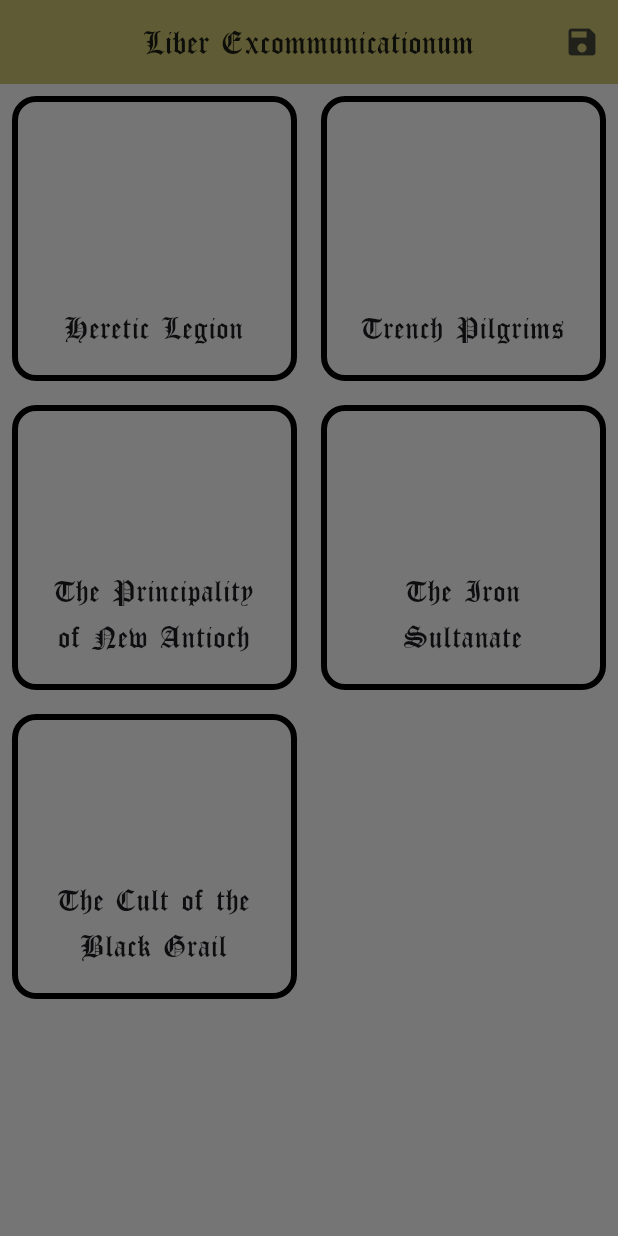
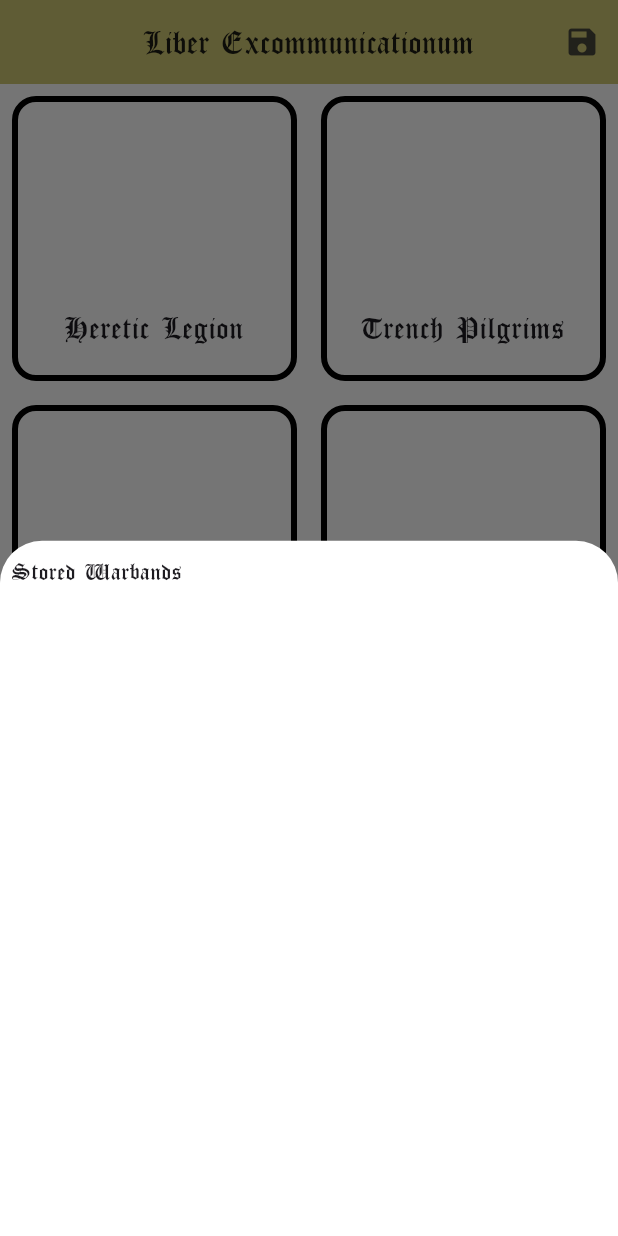
Before and after one commit to LuisAyuso/liber_excommunicationum, a Flutter app: the WarbandChooser screen opened directly, after a tap on the "save" icon, on a phone screen of 412 x 824 dp. Run offline on Flutter 3.47's test engine with Material 3 defaults, Android fonts, the phone set to English and light mode, and no system bars; our stand-ins replace shared_preferences; accounts and stored records are empty.

Commit message:
Improve stored warbands view.

```diff
--- a/lib/main.dart
+++ b/lib/main.dart
@@ -112,6 +112,63 @@ class Welcome extends StatelessWidget {
   }
 }
 
+class SavedListsManager extends StatefulWidget {
+  const SavedListsManager({super.key});
+
+  @override
+  State<SavedListsManager> createState() => _SavedListsManagerState();
+}
+
+class _SavedListsManagerState extends State<SavedListsManager> {
+  late List<String> x;
+
+  @override
+  Widget build(BuildContext context) {
+    return FutureBuilder(
+        future: loadSaved(),
+        builder: (context, future) {
+          if (future.hasError) {
+            return const Text("Failed to load roster");
+          }
+          if (!future.hasData) {
+            return const Center(child: CircularProgressIndicator());
+          }
+          x = future.data!.toList();
+
+          return Container(
+            padding: const EdgeInsets.all(8),
+            child: ListView(children: [
+              Text(
+                "Stored Warbands",
+                style: Theme.of(context).textTheme.titleMedium,
+              ),
+              ...x.map<Widget>((save) => Row(
+                    children: [
+                      Text(save),
+                      IconButton(
+                          onPressed: () => deleteSaved(save),
+                          icon: const Icon(Icons.remove))
+                    ],
+                  )),
+            ]),
+          );
+        });
+  }
+
+  Future<void> deleteSaved(String key) async {
+    final prefs = await SharedPreferences.getInstance();
+    prefs.remove(key);
+    setState(() {
+      x.remove(key);
+    });
+  }
+
+  Future<Set<String>> loadSaved() async {
+    final prefs = await SharedPreferences.getInstance();
+    return prefs.getKeys();
+  }
+}
+
 class WarbandChooser extends StatelessWidget {
   const WarbandChooser({super.key});
   @override
@@ -130,31 +187,7 @@ class WarbandChooser extends StatelessWidget {
                           Theme.of(context).scaffoldBackgroundColor,
                       context: context,
                       builder: (BuildContext context) {
-                        return FutureBuilder(
-                            future: loadSaved(),
-                            builder: (context, future) {
-                              if (future.hasError) {
-                                return const Text("Failed to load roster");
-                              }
-                              if (!future.hasData) {
-                                return const Center(
-                                    child: CircularProgressIndicator());
-                              }
-
-                              return Column(
-                                  children: future.data!
-                                      .map<Widget>((save) => Row(
-                                            children: [
-                                              Text(save),
-                                              IconButton(
-                                                  onPressed: () =>
-                                                      deleteSaved(save),
-                                                  icon:
-                                                      const Icon(Icons.remove))
-                                            ],
-                                          ))
-                                      .toList());
-                            });
+                        return const SavedListsManager();
                       });
                 },
                 icon: const Icon(Icons.save))
@@ -214,16 +247,6 @@ class WarbandChooser extends StatelessWidget {
       ),
     );
   }
-
-  Future<void> deleteSaved(String key) async {
-    final prefs = await SharedPreferences.getInstance();
-    prefs.remove(key);
-  }
-
-  Future<Set<String>> loadSaved() async {
-    final prefs = await SharedPreferences.getInstance();
-    return prefs.getKeys();
-  }
 }
 
 class WarbandPage extends StatelessWidget {
--- a/lib/warband_view.dart
+++ b/lib/warband_view.dart
@@ -567,7 +567,11 @@ class _NameEditorState extends State<NameEditor> {
     return Row(children: [
       Text(
         widget.name,
-        style: Theme.of(context).textTheme.titleMedium!.copyWith(color: tcRed),
+        style: Theme.of(context)
+            .textTheme
+            .titleMedium!
+            .copyWith(color: tcRed)
+            .apply(fontSizeFactor: 1.2),
       ),
       widget.editable ?? true
           ? IconButton(
```
